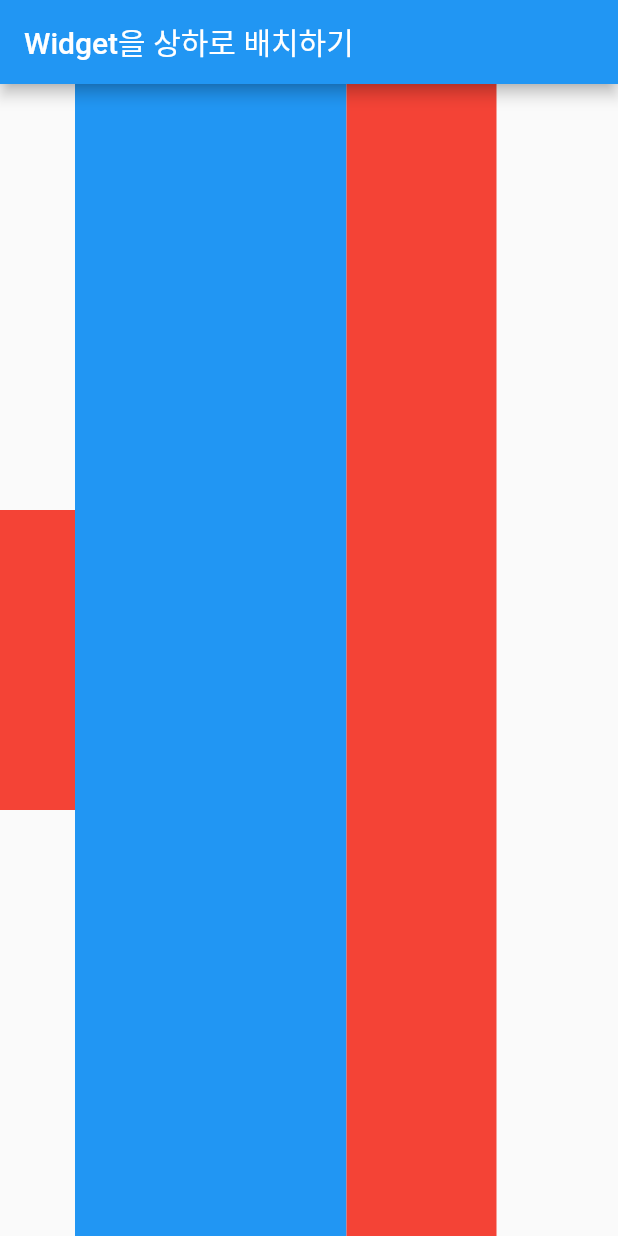
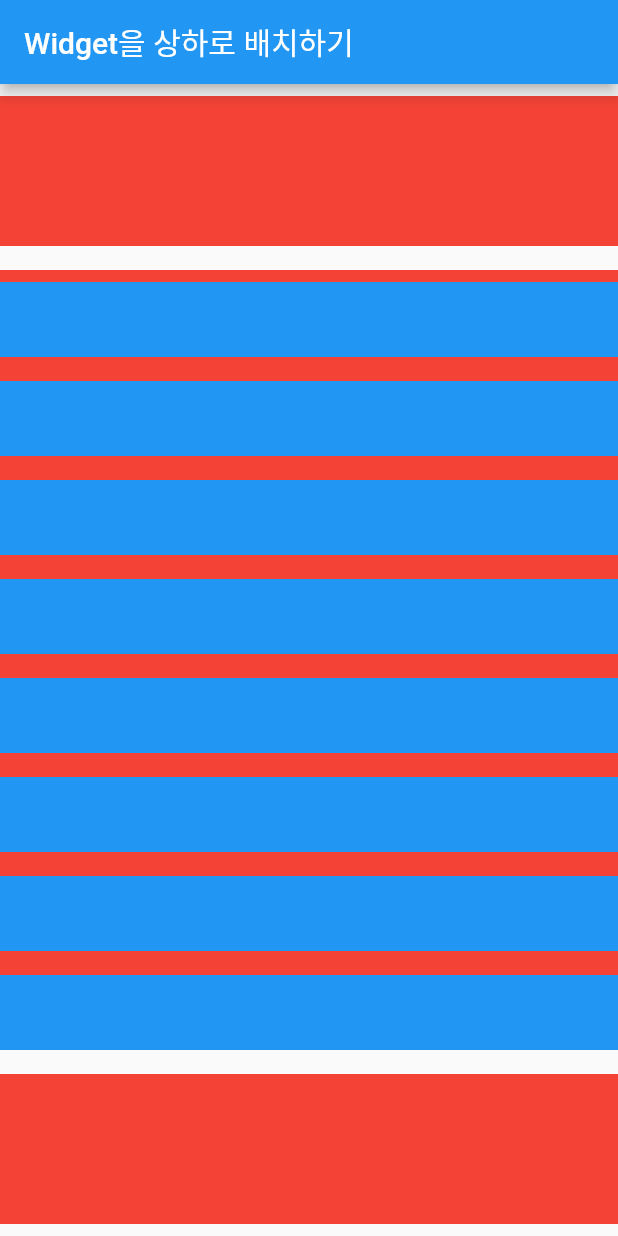
Before and after one commit to CEO-IkHyeon/Part2_Flutter_Widget, a Flutter app: the screen it shows after launch, on a phone screen of 412 x 824 dp. Run offline on Flutter 3.47's test engine with Material 2 defaults, Android fonts, the phone set to English and light mode, and no system bars.

Commit message:
Part2_ch02_02_widget을 비율로 배치하기 1. column안에 singlescrollview 넣기 2. Expanede, Flexible widget 학습

```diff
--- a/lib/main.dart
+++ b/lib/main.dart
@@ -68,43 +68,43 @@ void main() {
 //
 //         children: [
 //           Container(
-//             width: 100,
+//             width:  double.infinity,
 //             height: 100,
 //             color: Colors.grey,
 //             margin: EdgeInsets.symmetric(horizontal: 8),
 //           ),
 //           Container(
-//             width: 100,
+//             width:  double.infinity,
 //             height: 100,
 //             color: Colors.grey,
 //             margin: EdgeInsets.symmetric(horizontal: 8),
 //           ),Container(
-//             width: 100,
+//             width:  double.infinity,
 //             height: 100,
 //             color: Colors.grey,
 //             margin: EdgeInsets.symmetric(horizontal: 8),
 //           ),Container(
-//             width: 100,
+//             width:  double.infinity,
 //             height: 100,
 //             color: Colors.grey,
 //             margin: EdgeInsets.symmetric(horizontal: 8),
 //           ),Container(
-//             width: 100,
+//             width:  double.infinity,
 //             height: 100,
 //             color: Colors.grey,
 //             margin: EdgeInsets.symmetric(horizontal: 8),
 //           ),Container(
-//             width: 100,
+//             width:  double.infinity,
 //             height: 100,
 //             color: Colors.grey,
 //             margin: EdgeInsets.symmetric(horizontal: 8),
 //           ),Container(
-//             width: 100,
+//             width:  double.infinity,
 //             height: 100,
 //             color: Colors.grey,
 //             margin: EdgeInsets.symmetric(horizontal: 8),
 //           ),Container(
-//             width: 100,
+//             width:  double.infinity,
 //             height: 100,
 //             color: Colors.grey,
 //             margin: EdgeInsets.symmetric(horizontal: 8),
@@ -123,18 +123,55 @@ class Body extends StatelessWidget {
 
   @override
   Widget build(BuildContext context) {
-    return Row(
+
+    // SingleChildScrollView 에서 Container 사이에 Expanded를 사용하게 된다면 scroll이기에 높이가 정해지지 않아서 에러 발생
+    // -> flexible을 사용해 height를 명시적으로 정할 필요가 있다
+    return Container(
+      width: double.infinity,
+
+      child: Column(
+        mainAxisAlignment: MainAxisAlignment.center,
+        crossAxisAlignment: CrossAxisAlignment.center,
+
         children: [
-          Container(width: 50, height: 200, color: Colors.red,),
-          Expanded(child: Container(color: Colors.blue,width: 100,)),
-          Flexible(child: Container(color: Colors.red, width: 100,)),
+          Container(width: double.infinity,
+          height: 100,
+          color: Colors.red,
+          margin: const EdgeInsets.symmetric(vertical: 8),),
 
-          // Flexible(flex: 1, child: Container(color: Colors.red)),
-          // Flexible(flex: 2, child: Container(color: Colors.blue)),
-          // Flexible(flex: 3, child: Container(color: Colors.green)),
-          // Flexible(flex: 4, child: Container(color: Colors.yellow)),
+
+          Expanded(
+            child: Container(width:  double.infinity,
+              height: 100,
+              color: Colors.red,
+              margin: const EdgeInsets.symmetric(vertical: 8),
+              child: SingleChildScrollView(
+                child: Column(
+                  children: [
+                    Container(color: Colors.blue, height: 50, width:  double.infinity, margin: const EdgeInsets.symmetric(vertical: 8),),
+                    Container(color: Colors.blue, height: 50, width:  double.infinity, margin: const EdgeInsets.symmetric(vertical: 8),),
+                    Container(color: Colors.blue, height: 50, width:  double.infinity, margin: const EdgeInsets.symmetric(vertical: 8),),
+                    Container(color: Colors.blue, height: 50, width:  double.infinity, margin: const EdgeInsets.symmetric(vertical: 8),),
+                    Container(color: Colors.blue, height: 50, width:  double.infinity, margin: const EdgeInsets.symmetric(vertical: 8),),
+                    Container(color: Colors.blue, height: 50, width:  double.infinity, margin: const EdgeInsets.symmetric(vertical: 8),),
+                    Container(color: Colors.blue, height: 50, width:  double.infinity, margin: const EdgeInsets.symmetric(vertical: 8),),
+                    Container(color: Colors.blue, height: 50, width:  double.infinity, margin: const EdgeInsets.symmetric(vertical: 8),),
+                    Container(color: Colors.blue, height: 50, width:  double.infinity, margin: const EdgeInsets.symmetric(vertical: 8),),
+                    Container(color: Colors.blue, height: 50, width:  double.infinity, margin: const EdgeInsets.symmetric(vertical: 8),),
+                  ],
+                ),
+              ),
+            ),
+          ),
+
+          Container(width:  double.infinity,
+            height: 100,
+            color: Colors.red,
+            margin: const EdgeInsets.symmetric(vertical: 8),),
+
 
         ],
+      ),
     );
   }
 }
```
